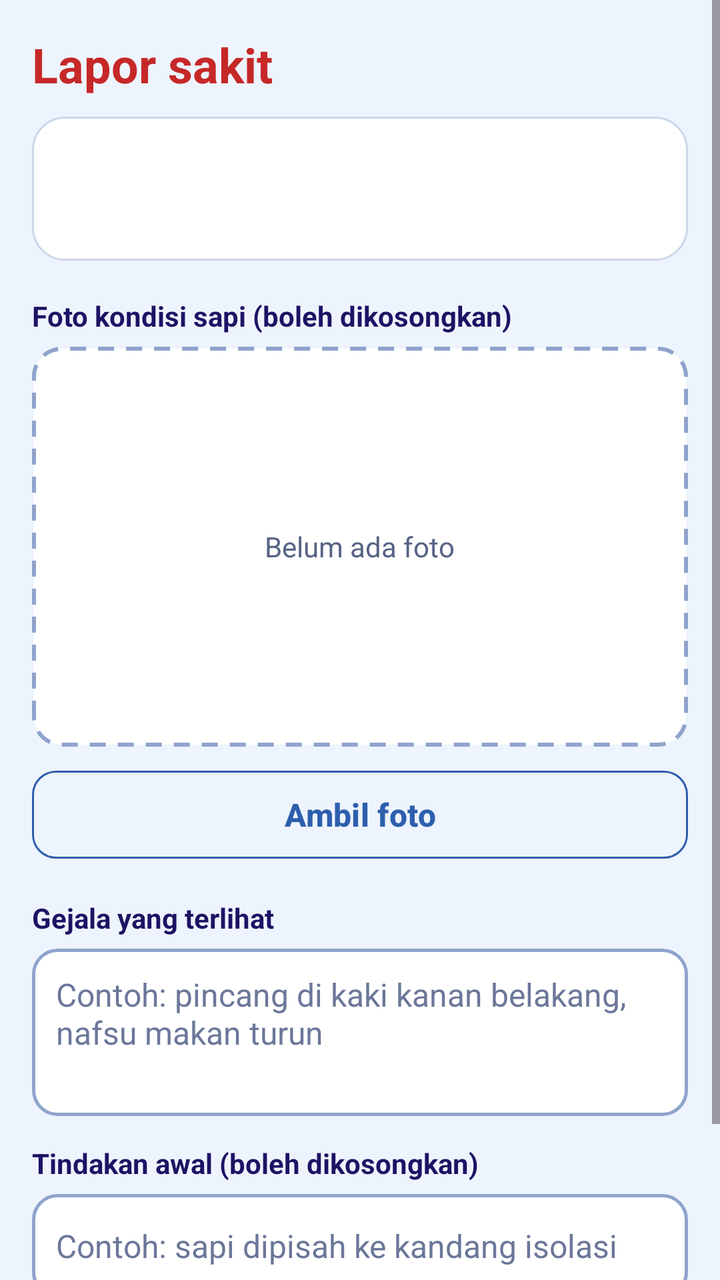
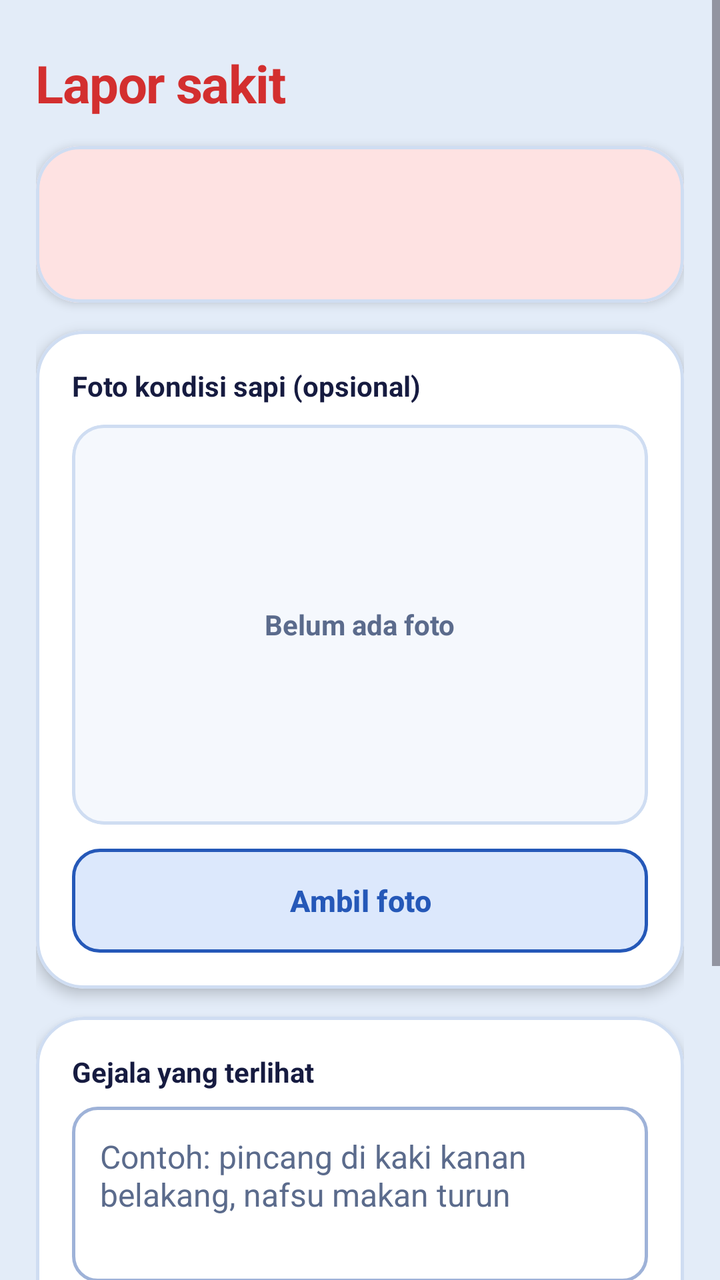

Compare the two renders of this Android layout. The source of the first and the diff that turns it into the second are given below.
<!-- AndroidManifest.xml: application theme Theme.SiSapiMobile -->
<!-- res/layout/activity_emergency_report.xml -->
<?xml version="1.0" encoding="utf-8"?>
<ScrollView xmlns:android="http://schemas.android.com/apk/res/android"
    xmlns:app="http://schemas.android.com/apk/res-auto"
    android:layout_width="match_parent"
    android:layout_height="match_parent"
    android:background="@color/mist"
    android:fillViewport="true">

    <LinearLayout
        android:layout_width="match_parent"
        android:layout_height="wrap_content"
        android:orientation="vertical"
        android:padding="16dp">

        <TextView
            android:layout_width="wrap_content"
            android:layout_height="wrap_content"
            android:text="Lapor sakit"
            android:textColor="@color/danger"
            android:textSize="24sp"
            android:textStyle="bold" />

        <LinearLayout
            android:layout_width="match_parent"
            android:layout_height="wrap_content"
            android:layout_marginTop="10dp"
            android:background="@drawable/bg_card"
            android:orientation="vertical"
            android:padding="12dp">

            <TextView
                android:id="@+id/tvTag"
                android:layout_width="wrap_content"
                android:layout_height="wrap_content"
                android:textColor="@color/navy"
                android:textSize="20sp"
                android:textStyle="bold" />

            <TextView
                android:id="@+id/tvInfo"
                android:layout_width="wrap_content"
                android:layout_height="wrap_content"
                android:layout_marginTop="2dp"
                android:textColor="@color/muted"
                android:textSize="14sp" />
        </LinearLayout>

        <TextView
            android:layout_width="wrap_content"
            android:layout_height="wrap_content"
            android:layout_marginTop="18dp"
            android:text="Foto kondisi sapi (boleh dikosongkan)"
            android:textColor="@color/navy"
            android:textSize="14sp"
            android:textStyle="bold" />

        <FrameLayout
            android:layout_width="match_parent"
            android:layout_height="200dp"
            android:layout_marginTop="6dp"
            android:background="@drawable/bg_photo">

            <ImageView
                android:id="@+id/ivPhotoPreview"
                android:layout_width="match_parent"
                android:layout_height="match_parent"
                android:contentDescription="Pratinjau foto sapi"
                android:padding="4dp"
                android:scaleType="centerCrop" />

            <TextView
                android:id="@+id/tvPhotoPlaceholder"
                android:layout_width="wrap_content"
                android:layout_height="wrap_content"
                android:layout_gravity="center"
                android:text="Belum ada foto"
                android:textColor="@color/muted"
                android:textSize="14sp" />
        </FrameLayout>

        <LinearLayout
            android:layout_width="match_parent"
            android:layout_height="wrap_content"
            android:layout_marginTop="8dp"
            android:orientation="horizontal">

            <com.google.android.material.button.MaterialButton
                android:id="@+id/btnTakePhoto"
                style="@style/Widget.Material3.Button.OutlinedButton"
                android:layout_width="0dp"
                android:layout_height="52dp"
                android:layout_weight="1"
                android:text="Ambil foto"
                android:textAllCaps="false"
                android:textColor="@color/royal"
                android:textSize="16sp"
                android:textStyle="bold"
                app:cornerRadius="12dp"
                app:strokeColor="@color/royal" />

            <com.google.android.material.button.MaterialButton
                android:id="@+id/btnRemovePhoto"
                style="@style/Widget.Material3.Button.OutlinedButton"
                android:layout_width="wrap_content"
                android:layout_height="52dp"
                android:layout_marginStart="8dp"
                android:text="Hapus"
                android:textAllCaps="false"
                android:textColor="@color/danger"
                android:textSize="16sp"
                android:textStyle="bold"
                android:visibility="gone"
                app:cornerRadius="12dp"
                app:strokeColor="@color/danger" />
        </LinearLayout>

        <TextView
            android:layout_width="wrap_content"
            android:layout_height="wrap_content"
            android:layout_marginTop="16dp"
            android:text="Gejala yang terlihat"
            android:textColor="@color/navy"
            android:textSize="14sp"
            android:textStyle="bold" />

        <EditText
            android:id="@+id/etSymptoms"
            android:layout_width="match_parent"
            android:layout_height="wrap_content"
            android:layout_marginTop="6dp"
            android:background="@drawable/bg_input"
            android:gravity="top|start"
            android:hint="Contoh: pincang di kaki kanan belakang, nafsu makan turun"
            android:importantForAutofill="no"
            android:inputType="textMultiLine|textCapSentences"
            android:minLines="3"
            android:padding="12dp"
            android:textColor="@color/ink"
            android:textColorHint="#6B7799"
            android:textSize="16sp" />

        <TextView
            android:layout_width="wrap_content"
            android:layout_height="wrap_content"
            android:layout_marginTop="14dp"
            android:text="Tindakan awal (boleh dikosongkan)"
            android:textColor="@color/navy"
            android:textSize="14sp"
            android:textStyle="bold" />

        <EditText
            android:id="@+id/etFirstAction"
            android:layout_width="match_parent"
            android:layout_height="52dp"
            android:layout_marginTop="6dp"
            android:background="@drawable/bg_input"
            android:hint="Contoh: sapi dipisah ke kandang isolasi"
            android:importantForAutofill="no"
            android:inputType="textCapSentences"
            android:paddingStart="12dp"
            android:paddingEnd="12dp"
            android:textColor="@color/ink"
            android:textColorHint="#6B7799"
            android:textSize="16sp" />

        <TextView
            android:id="@+id/tvError"
            android:layout_width="match_parent"
            android:layout_height="wrap_content"
            android:layout_marginTop="12dp"
            android:background="@drawable/bg_error"
            android:padding="10dp"
            android:textColor="@color/danger"
            android:textSize="14sp"
            android:visibility="gone" />

        <View
            android:layout_width="match_parent"
            android:layout_height="0dp"
            android:layout_weight="1" />

        <ProgressBar
            android:id="@+id/progressBar"
            style="?android:attr/progressBarStyleSmall"
            android:layout_width="wrap_content"
            android:layout_height="wrap_content"
            android:layout_gravity="center_horizontal"
            android:layout_marginTop="12dp"
            android:visibility="gone" />

        <com.google.android.material.button.MaterialButton
            android:id="@+id/btnSend"
            android:layout_width="match_parent"
            android:layout_height="56dp"
            android:layout_marginTop="8dp"
            android:text="Kirim laporan darurat"
            android:textAllCaps="false"
            android:textColor="#FFFFFF"
            android:textSize="16sp"
            android:textStyle="bold"
            app:backgroundTint="@color/danger"
            app:cornerRadius="12dp" />
    </LinearLayout>
</ScrollView>
<!-- resources referenced by this layout -->
<resources>
  <color name="danger">#C62828</color>
  <color name="ink">#10183A</color>
  <color name="mist">#EEF4FD</color>
  <color name="muted">#566384</color>
  <color name="navy">#1B1464</color>
  <color name="royal">#2D5FAD</color>
  <!-- drawable bg_card (drawable) -->
  <?xml version="1.0" encoding="utf-8"?>
  <shape xmlns:android="http://schemas.android.com/apk/res/android">
      <solid android:color="#FFFFFF" />
      <stroke android:width="1dp" android:color="#CBD6EA" />
      <corners android:radius="16dp" />
  </shape>
  <!-- drawable bg_error (drawable) -->
  <?xml version="1.0" encoding="utf-8"?>
  <shape xmlns:android="http://schemas.android.com/apk/res/android">
      <solid android:color="#FDECEC" />
      <corners android:radius="10dp" />
  </shape>
  <!-- drawable bg_input (drawable) -->
  <?xml version="1.0" encoding="utf-8"?>
  <shape xmlns:android="http://schemas.android.com/apk/res/android">
      <solid android:color="#FFFFFF" />
      <stroke android:width="1.5dp" android:color="@color/line" />
      <corners android:radius="12dp" />
  </shape>
  <!-- drawable bg_photo (drawable) -->
  <?xml version="1.0" encoding="utf-8"?>
  <shape xmlns:android="http://schemas.android.com/apk/res/android">
      <solid android:color="#FFFFFF" />
      <stroke
          android:width="2dp"
          android:color="@color/line"
          android:dashGap="6dp"
          android:dashWidth="8dp" />
      <corners android:radius="14dp" />
  </shape>
  <style name="Theme.SiSapiMobile" parent="Base.Theme.SiSapiMobile" />
  <color name="line">#8FA3CC</color>
  <style name="Base.Theme.SiSapiMobile" parent="Theme.Material3.DayNight.NoActionBar">
          <item name="android:windowOptOutEdgeToEdgeEnforcement" tools:targetApi="35">true</item>
      </style>
</resources>

<!-- the commit's change to res/layout/activity_emergency_report.xml (unified diff, before → after) -->
@@ -4,174 +4,253 @@
     android:layout_width="match_parent"
     android:layout_height="match_parent"
     android:background="@color/mist"
+    android:clipToPadding="false"
     android:fillViewport="true">
 
     <LinearLayout
         android:layout_width="match_parent"
         android:layout_height="wrap_content"
         android:orientation="vertical"
-        android:padding="16dp">
-
+        android:paddingStart="18dp"
+        android:paddingTop="24dp"
+        android:paddingEnd="18dp"
+        android:paddingBottom="24dp">
+
+        
         <TextView
             android:layout_width="wrap_content"
             android:layout_height="wrap_content"
+            android:letterSpacing="-0.02"
             android:text="Lapor sakit"
             android:textColor="@color/danger"
-            android:textSize="24sp"
+            android:textSize="26sp"
             android:textStyle="bold" />
 
-        <LinearLayout
-            android:layout_width="match_parent"
-            android:layout_height="wrap_content"
-            android:layout_marginTop="10dp"
-            android:background="@drawable/bg_card"
-            android:orientation="vertical"
-            android:padding="12dp">
-
-            <TextView
-                android:id="@+id/tvTag"
-                android:layout_width="wrap_content"
+        
+        <com.google.android.material.card.MaterialCardView
+            android:layout_width="match_parent"
+            android:layout_height="wrap_content"
+            android:layout_marginTop="14dp"
+            app:cardBackgroundColor="@color/bento_surface"
+            app:cardCornerRadius="22dp"
+            app:cardElevation="3dp"
+            app:strokeColor="@color/bento_stroke"
+            app:strokeWidth="1.5dp">
+
+            <LinearLayout
+                android:layout_width="match_parent"
                 android:layout_height="wrap_content"
-                android:textColor="@color/navy"
-                android:textSize="20sp"
-                android:textStyle="bold" />
-
-            <TextView
-                android:id="@+id/tvInfo"
-                android:layout_width="wrap_content"
+                android:background="@color/tile_danger"
+                android:orientation="vertical"
+                android:paddingStart="18dp"
+                android:paddingTop="14dp"
+                android:paddingEnd="18dp"
+                android:paddingBottom="14dp">
+
+                <TextView
+                    android:id="@+id/tvTag"
+                    android:layout_width="wrap_content"
+                    android:layout_height="wrap_content"
+                    android:letterSpacing="-0.01"
+                    android:textColor="@color/danger"
+                    android:textSize="22sp"
+                    android:textStyle="bold" />
+
+                <TextView
+                    android:id="@+id/tvInfo"
+                    android:layout_width="wrap_content"
+                    android:layout_height="wrap_content"
+                    android:layout_marginTop="2dp"
+                    android:textColor="@color/ink"
+                    android:textSize="14sp"
+                    android:textStyle="bold" />
+            </LinearLayout>
+        </com.google.android.material.card.MaterialCardView>
+
+        
+        <com.google.android.material.card.MaterialCardView
+            android:layout_width="match_parent"
+            android:layout_height="wrap_content"
+            android:layout_marginTop="14dp"
+            app:cardBackgroundColor="@color/bento_surface"
+            app:cardCornerRadius="24dp"
+            app:cardElevation="4dp"
+            app:strokeColor="@color/bento_stroke"
+            app:strokeWidth="1.5dp">
+
+            <LinearLayout
+                android:layout_width="match_parent"
                 android:layout_height="wrap_content"
-                android:layout_marginTop="2dp"
-                android:textColor="@color/muted"
-                android:textSize="14sp" />
-        </LinearLayout>
-
-        <TextView
-            android:layout_width="wrap_content"
-            android:layout_height="wrap_content"
-            android:layout_marginTop="18dp"
-            android:text="Foto kondisi sapi (boleh dikosongkan)"
-            android:textColor="@color/navy"
-            android:textSize="14sp"
-            android:textStyle="bold" />
-
-        <FrameLayout
-            android:layout_width="match_parent"
-            android:layout_height="200dp"
-            android:layout_marginTop="6dp"
-            android:background="@drawable/bg_photo">
-
-            <ImageView
-                android:id="@+id/ivPhotoPreview"
+                android:orientation="vertical"
+                android:padding="18dp">
+
+                <TextView
+                    android:layout_width="wrap_content"
+                    android:layout_height="wrap_content"
+                    android:text="Foto kondisi sapi (opsional)"
+                    android:textColor="@color/navy"
+                    android:textSize="14sp"
+                    android:textStyle="bold" />
+
+                <com.google.android.material.card.MaterialCardView
+                    android:layout_width="match_parent"
+                    android:layout_height="200dp"
+                    android:layout_marginTop="10dp"
+                    app:cardBackgroundColor="@color/bento_input_bg"
+                    app:cardCornerRadius="16dp"
+                    app:cardElevation="0dp"
+                    app:strokeColor="@color/bento_stroke"
+                    app:strokeWidth="1.5dp">
+
+                    <FrameLayout
+                        android:layout_width="match_parent"
+                        android:layout_height="match_parent">
+
+                        <ImageView
+                            android:id="@+id/ivPhotoPreview"
+                            android:layout_width="match_parent"
+                            android:layout_height="match_parent"
+                            android:contentDescription="Pratinjau foto sapi"
+                            android:scaleType="centerCrop" />
+
+                        <TextView
+                            android:id="@+id/tvPhotoPlaceholder"
+                            android:layout_width="wrap_content"
+                            android:layout_height="wrap_content"
+                            android:layout_gravity="center"
+                            android:text="Belum ada foto"
+                            android:textColor="@color/muted"
+                            android:textSize="14sp"
+                            android:textStyle="bold" />
+                    </FrameLayout>
+                </com.google.android.material.card.MaterialCardView>
+
+                <LinearLayout
+                    android:layout_width="match_parent"
+                    android:layout_height="wrap_content"
+                    android:layout_marginTop="12dp"
+                    android:orientation="horizontal">
+
+                    <com.google.android.material.button.MaterialButton
+                        android:id="@+id/btnTakePhoto"
+                        style="@style/Widget.Material3.Button.OutlinedButton"
+                        android:layout_width="0dp"
+                        android:layout_height="52dp"
+                        android:layout_weight="1"
+                        android:insetTop="0dp"
+                        android:insetBottom="0dp"
+                        android:text="Ambil foto"
+                        android:textAllCaps="false"
+                        android:textColor="@color/royal"
+                        android:textSize="15sp"
+                        android:textStyle="bold"
+                        app:backgroundTint="@color/tile_royal"
+                        app:cornerRadius="14dp"
+                        app:strokeColor="@color/royal"
+                        app:strokeWidth="1.5dp" />
+
+                    <com.google.android.material.button.MaterialButton
+                        android:id="@+id/btnRemovePhoto"
+                        style="@style/Widget.Material3.Button.OutlinedButton"
+                        android:layout_width="wrap_content"
+                        android:layout_height="52dp"
+                        android:layout_marginStart="10dp"
+                        android:insetTop="0dp"
+                        android:insetBottom="0dp"
+                        android:paddingStart="18dp"
+                        android:paddingEnd="18dp"
+                        android:text="Hapus"
+                        android:textAllCaps="false"
+                        android:textColor="@color/danger"
+                        android:textSize="15sp"
+                        android:textStyle="bold"
+                        android:visibility="gone"
+                        app:backgroundTint="@color/tile_danger"
+                        app:cornerRadius="14dp"
+                        app:strokeColor="@color/danger"
+                        app:strokeWidth="1.5dp" />
+                </LinearLayout>
+            </LinearLayout>
+        </com.google.android.material.card.MaterialCardView>
+
+        
+        <com.google.android.material.card.MaterialCardView
+            android:layout_width="match_parent"
+            android:layout_height="wrap_content"
+            android:layout_marginTop="14dp"
+            app:cardBackgroundColor="@color/bento_surface"
+            app:cardCornerRadius="24dp"
+            app:cardElevation="4dp"
+            app:strokeColor="@color/bento_stroke"
+            app:strokeWidth="1.5dp">
+
+            <LinearLayout
                 android:layout_width="match_parent"
-                android:layout_height="match_parent"
-                android:contentDescription="Pratinjau foto sapi"
-                android:padding="4dp"
-                android:scaleType="centerCrop" />
-
-            <TextView
-                android:id="@+id/tvPhotoPlaceholder"
-                android:layout_width="wrap_content"
                 android:layout_height="wrap_content"
-                android:layout_gravity="center"
-                android:text="Belum ada foto"
-                android:textColor="@color/muted"
-                android:textSize="14sp" />
-        </FrameLayout>
-
-        <LinearLayout
-            android:layout_width="match_parent"
-            android:layout_height="wrap_content"
-            android:layout_marginTop="8dp"
-            android:orientation="horizontal">
-
-            <com.google.android.material.button.MaterialButton
-                android:id="@+id/btnTakePhoto"
-                style="@style/Widget.Material3.Button.OutlinedButton"
-                android:layout_width="0dp"
-                android:layout_height="52dp"
-                android:layout_weight="1"
-                android:text="Ambil foto"
-                android:textAllCaps="false"
-                android:textColor="@color/royal"
-                android:textSize="16sp"
-                android:textStyle="bold"
-                app:cornerRadius="12dp"
-                app:strokeColor="@color/royal" />
-
-            <com.google.android.material.button.MaterialButton
-                android:id="@+id/btnRemovePhoto"
-                style="@style/Widget.Material3.Button.OutlinedButton"
-                android:layout_width="wrap_content"
-                android:layout_height="52dp"
-                android:layout_marginStart="8dp"
-                android:text="Hapus"
-                android:textAllCaps="false"
-                android:textColor="@color/danger"
-                android:textSize="16sp"
-                android:textStyle="bold"
-                android:visibility="gone"
-                app:cornerRadius="12dp"
-                app:strokeColor="@color/danger" />
-        </LinearLayout>
-
-        <TextView
-            android:layout_width="wrap_content"
-            android:layout_height="wrap_content"
-            android:layout_marginTop="16dp"
-            android:text="Gejala yang terlihat"
-            android:textColor="@color/navy"
-            android:textSize="14sp"
-            android:textStyle="bold" />
-
-        <EditText
-            android:id="@+id/etSymptoms"
-            android:layout_width="match_parent"
-            android:layout_height="wrap_content"
-            android:layout_marginTop="6dp"
-            android:background="@drawable/bg_input"
-            android:gravity="top|start"
-            android:hint="Contoh: pincang di kaki kanan belakang, nafsu makan turun"
-            android:importantForAutofill="no"
-            android:inputType="textMultiLine|textCapSentences"
-            android:minLines="3"
-            android:padding="12dp"
-            android:textColor="@color/ink"
-            android:textColorHint="#6B7799"
-            android:textSize="16sp" />
-
-        <TextView
-            android:layout_width="wrap_content"
-            android:layout_height="wrap_content"
-            android:layout_marginTop="14dp"
-            android:text="Tindakan awal (boleh dikosongkan)"
-            android:textColor="@color/navy"
-            android:textSize="14sp"
-            android:textStyle="bold" />
-
-        <EditText
-            android:id="@+id/etFirstAction"
-            android:layout_width="match_parent"
-            android:layout_height="52dp"
-            android:layout_marginTop="6dp"
-            android:background="@drawable/bg_input"
-            android:hint="Contoh: sapi dipisah ke kandang isolasi"
-            android:importantForAutofill="no"
-            android:inputType="textCapSentences"
-            android:paddingStart="12dp"
-            android:paddingEnd="12dp"
-            android:textColor="@color/ink"
-            android:textColorHint="#6B7799"
-            android:textSize="16sp" />
-
+                android:orientation="vertical"
+                android:padding="18dp">
+
+                <TextView
+                    android:layout_width="wrap_content"
+                    android:layout_height="wrap_content"
+                    android:text="Gejala yang terlihat"
+                    android:textColor="@color/navy"
+                    android:textSize="14sp"
+                    android:textStyle="bold" />
+
+                <EditText
+                    android:id="@+id/etSymptoms"
+                    android:layout_width="match_parent"
+                    android:layout_height="wrap_content"
+                    android:layout_marginTop="8dp"
+                    android:background="@drawable/bg_input"
+                    android:gravity="top|start"
+                    android:hint="Contoh: pincang di kaki kanan belakang, nafsu makan turun"
+                    android:importantForAutofill="no"
+                    android:inputType="textMultiLine|textCapSentences"
+                    android:minLines="3"
+                    android:padding="14dp"
+                    android:textColor="@color/ink"
+                    android:textColorHint="@color/muted"
+                    android:textSize="16sp" />
+
+                <TextView
+                    android:layout_width="wrap_content"
+                    android:layout_height="wrap_content"
+                    android:layout_marginTop="16dp"
+                    android:text="Tindakan awal (opsional)"
+                    android:textColor="@color/navy"
+                    android:textSize="14sp"
+                    android:textStyle="bold" />
+
+                <EditText
+                    android:id="@+id/etFirstAction"
+                    android:layout_width="match_parent"
+                    android:layout_height="54dp"
+                    android:layout_marginTop="8dp"
+                    android:background="@drawable/bg_input"
+                    android:hint="Contoh: sapi dipisah ke kandang isolasi"
+                    android:importantForAutofill="no"
+                    android:inputType="textCapSentences"
+                    android:paddingStart="14dp"
+                    android:paddingEnd="14dp"
+                    android:textColor="@color/ink"
+                    android:textColorHint="@color/muted"
+                    android:textSize="16sp" />
+            </LinearLayout>
+        </com.google.android.material.card.MaterialCardView>
+
+        
         <TextView
             android:id="@+id/tvError"
             android:layout_width="match_parent"
             android:layout_height="wrap_content"
             android:layout_marginTop="12dp"
             android:background="@drawable/bg_error"
-            android:padding="10dp"
+            android:padding="14dp"
             android:textColor="@color/danger"
             android:textSize="14sp"
+            android:textStyle="bold"
             android:visibility="gone" />
 
         <View
@@ -182,23 +261,28 @@
         <ProgressBar
             android:id="@+id/progressBar"
             style="?android:attr/progressBarStyleSmall"
-            android:layout_width="wrap_content"
-            android:layout_height="wrap_content"
+            android:layout_width="28dp"
+            android:layout_height="28dp"
             android:layout_gravity="center_horizontal"
             android:layout_marginTop="12dp"
+            android:indeterminateTint="@color/danger"
             android:visibility="gone" />
 
+        
         <com.google.android.material.button.MaterialButton
             android:id="@+id/btnSend"
             android:layout_width="match_parent"
             android:layout_height="56dp"
-            android:layout_marginTop="8dp"
+            android:layout_marginTop="12dp"
+            android:insetTop="0dp"
+            android:insetBottom="0dp"
             android:text="Kirim laporan darurat"
             android:textAllCaps="false"
             android:textColor="#FFFFFF"
             android:textSize="16sp"
             android:textStyle="bold"
             app:backgroundTint="@color/danger"
-            app:cornerRadius="12dp" />
+            app:cornerRadius="16dp"
+            app:elevation="2dp" />
     </LinearLayout>
 </ScrollView>
<!-- resource entries referenced after the edit -->
@@ -1,18 +1,16 @@
 <!-- resources referenced by this layout -->
 <resources>
-  <color name="danger">#C62828</color>
-  <color name="ink">#10183A</color>
-  <color name="mist">#EEF4FD</color>
-  <color name="muted">#566384</color>
-  <color name="navy">#1B1464</color>
-  <color name="royal">#2D5FAD</color>
-  <!-- drawable bg_card (drawable) -->
-  <?xml version="1.0" encoding="utf-8"?>
-  <shape xmlns:android="http://schemas.android.com/apk/res/android">
-      <solid android:color="#FFFFFF" />
-      <stroke android:width="1dp" android:color="#CBD6EA" />
-      <corners android:radius="16dp" />
-  </shape>
+  <color name="bento_input_bg">#F5F8FD</color>
+  <color name="bento_stroke">#CFDDF2</color>
+  <color name="bento_surface">#FFFFFF</color>
+  <color name="danger">#D32F2F</color>
+  <color name="ink">#0F172A</color>
+  <color name="mist">#E3ECF8</color>
+  <color name="muted">#5B6B8C</color>
+  <color name="navy">#161B40</color>
+  <color name="royal">#2558B8</color>
+  <color name="tile_danger">#FEE2E2</color>
+  <color name="tile_royal">#DCE8FC</color>
   <!-- drawable bg_error (drawable) -->
   <?xml version="1.0" encoding="utf-8"?>
   <shape xmlns:android="http://schemas.android.com/apk/res/android">
@@ -26,19 +24,8 @@
       <stroke android:width="1.5dp" android:color="@color/line" />
       <corners android:radius="12dp" />
   </shape>
-  <!-- drawable bg_photo (drawable) -->
-  <?xml version="1.0" encoding="utf-8"?>
-  <shape xmlns:android="http://schemas.android.com/apk/res/android">
-      <solid android:color="#FFFFFF" />
-      <stroke
-          android:width="2dp"
-          android:color="@color/line"
-          android:dashGap="6dp"
-          android:dashWidth="8dp" />
-      <corners android:radius="14dp" />
-  </shape>
   <style name="Theme.SiSapiMobile" parent="Base.Theme.SiSapiMobile" />
-  <color name="line">#8FA3CC</color>
+  <color name="line">#9EB2D8</color>
   <style name="Base.Theme.SiSapiMobile" parent="Theme.Material3.DayNight.NoActionBar">
           <item name="android:windowOptOutEdgeToEdgeEnforcement" tools:targetApi="35">true</item>
       </style>
